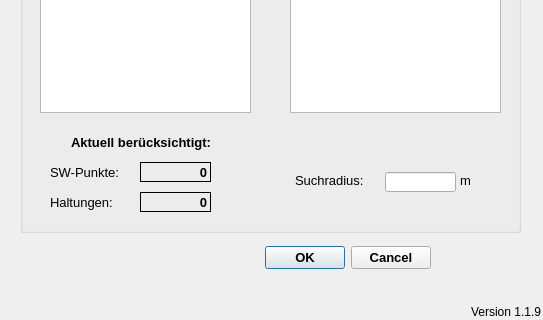
Old version of the form qkan/linkflaechen/application_createlinesw.ui in the repository hoettges/QKan; both pictures show x 0 to 543 and y 148 to 468 of the 543 by 468 pixel window.
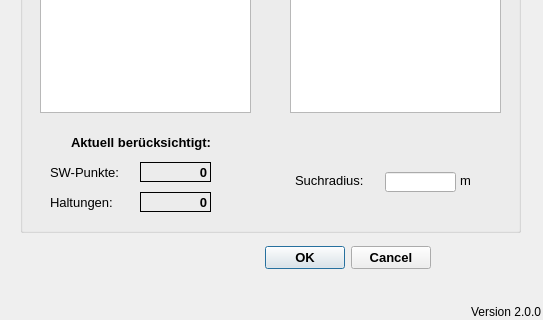
New version of the form.

```diff
--- a/qkan/linkflaechen/application_createlinesw.ui
+++ b/qkan/linkflaechen/application_createlinesw.ui
@@ -52,7 +52,7 @@
     <string>Version QKan Import</string>
    </property>
    <property name="text">
-    <string>Version 1.1.9</string>
+    <string>Version 2.0.0</string>
    </property>
    <property name="alignment">
     <set>Qt::AlignRight|Qt::AlignTrailing|Qt::AlignVCenter</set>
```
